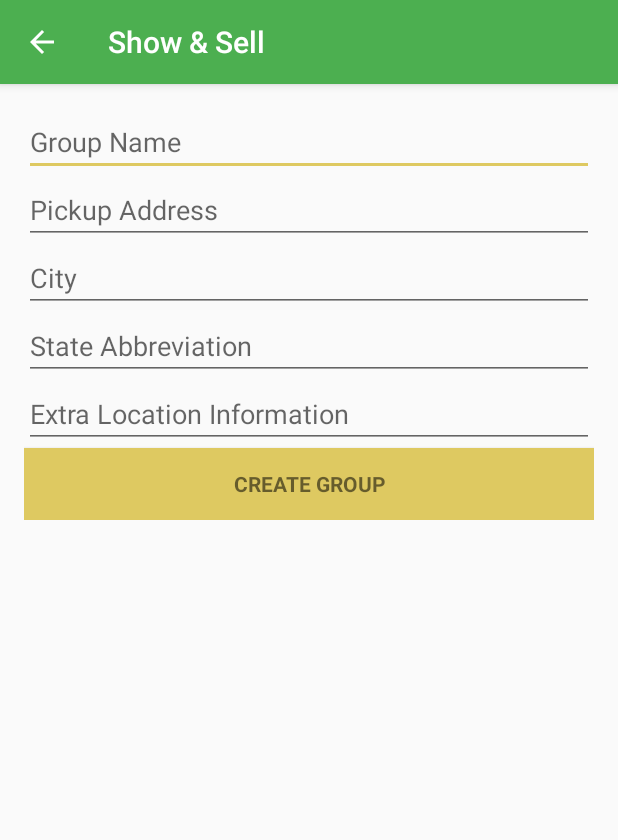
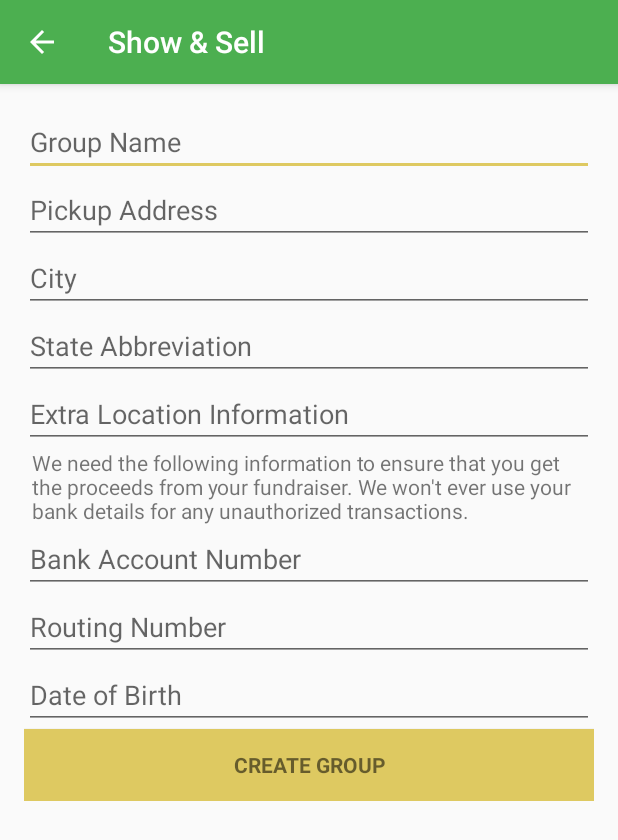
Before and after one commit to firejake308/Show-And-Sell, an Android app: the CreateGroupActivity screen opened directly, with no data from a screen before it, on a phone screen of 412 x 824 dp. Shown: the top 840 px of the screen. Run offline under Robolectric (Android 15) with nearby library versions, the phone set to English and light mode, and no system bars.

Commit message:
v1.13.6 * removed app bar from Full Image Activity * added account, routing, and dob to create group

```diff
--- a/app/src/main/java/com/insertcoolnamehere/showandsell/CreateGroupActivity.java
+++ b/app/src/main/java/com/insertcoolnamehere/showandsell/CreateGroupActivity.java
@@ -49,6 +49,9 @@
     private EditText cityEntry;
     private EditText stateEntry;
     private EditText extraLocationDataEntry;
+    private EditText accountNumberEntry;
+    private EditText routingNumberEntry;
+    private EditText dobEntry;
     private Button   createGroupButton;
 
     // reference to ASyncTask
@@ -59,6 +62,9 @@
     private String streetAddress = "";
     private String mGroupName = "";
     private String mExtraLocationData = "";
+    private String accountNumber = "";
+    private String routingNumber = "";
+    private String dob = "";
     private double latitude = 0;
     private double longitude = 0;
 
@@ -74,7 +80,11 @@
         addressEntry = (EditText) findViewById(R.id.location_name_entry);
         cityEntry = (EditText) findViewById(R.id.city_name_entry);
         stateEntry = (EditText) findViewById(R.id.state_name_entry);
+        accountNumberEntry = (EditText) findViewById(R.id.account_number_entry);
+        routingNumberEntry = (EditText) findViewById(R.id.routing_number_entry);
+        dobEntry = (EditText) findViewById(R.id.dob_entry);
         extraLocationDataEntry = (EditText) findViewById(R.id.extra_location_data_entry);
+
         createGroupButton = (Button) findViewById(R.id.create_group_btn);
 
         createGroupButton.setOnClickListener(new View.OnClickListener() {
@@ -86,8 +96,6 @@
     }
 
     private void attemptCreateGroup() {
-        // if the AsyncTask has already been created, then don't restart it
-
         // for reporting errors
         boolean cancel = false;
         View focusView = null;
@@ -96,6 +104,9 @@
         mGroupName = groupNameEntry.getText().toString();
         streetAddress = addressEntry.getText().toString() + ", " + cityEntry.getText().toString() + ", " + stateEntry.getText().toString();
         mExtraLocationData = extraLocationDataEntry.getText().toString();
+        accountNumber = accountNumberEntry.getText().toString();
+        routingNumber = routingNumberEntry.getText().toString();
+        dob = dobEntry.getText().toString();
 
         try {
             synchronized (dataLock) {
@@ -119,6 +130,18 @@
             cancel = true;
             addressEntry.setError("Incorrect Address");
             focusView = addressEntry;
+        } else if(accountNumber.length() < 4) {
+            cancel = true;
+            accountNumberEntry.setError(getString(R.string.error_field_required));
+            focusView = accountNumberEntry;
+        } else if(routingNumber.length() < 4) {
+            cancel = true;
+            routingNumberEntry.setError(getString(R.string.error_field_required));
+            focusView = routingNumberEntry;
+        } else if(dob.length() < 5) {
+            cancel = true;
+            dobEntry.setError(getString(R.string.error_field_required));
+            focusView = dobEntry;
         }
 
         if(cancel) {
@@ -152,7 +175,7 @@
                         Log.e("CreateGroupActivity", "Error geocoding address", e);
                     }
                 } else {
-                    Log.e("CreateGroupActivit9y", "Not connected to Google API");
+                    Log.e("CreateGroupActivity", "Not connected to Google API");
                 }
                 mAuthTask = new CreateGroupTask(cxtReference, mGroupName, latitude, longitude, mExtraLocationData);
                 mAuthTask.execute();
@@ -169,7 +192,6 @@
     public void onConnectionFailed(ConnectionResult result) {
         addressEntry.setError("Not connected to Google API");
         addressEntry.requestFocus();
-        Log.e("CreateGroupActivity", "I'm a failure at life and i should kill myself");
     }
 
     public class CreateGroupTask extends AsyncTask<Void, Void, Integer> {
@@ -249,6 +271,7 @@
                         group.put("longitude", longitude);
                     }
                     group.put("address", streetAddress);
+                    group.put("routing", routingNumber);
                     group.put("locationDetail", extraLocationData);
                     groupData.put("group", group);
                     groupData.put("password", password);
--- a/app/src/main/java/com/insertcoolnamehere/showandsell/ItemDetailActivity.java
+++ b/app/src/main/java/com/insertcoolnamehere/showandsell/ItemDetailActivity.java
@@ -24,6 +24,7 @@
 import android.view.MenuItem;
 import android.view.View;
 import android.view.ViewGroup;
+import android.view.WindowManager;
 import android.widget.ArrayAdapter;
 import android.widget.EditText;
 import android.widget.ImageButton;
@@ -85,6 +86,9 @@
     @Override
     protected void onCreate(Bundle savedInstanceState) {
         super.onCreate(savedInstanceState);
+
+        // transparent status bar
+        //getWindow().addFlags(WindowManager.LayoutParams.FLAG_TRANSLUCENT_STATUS);
 
         // set the layout of the activity
         setContentView(this instanceof ManageItemActivity?R.layout.activity_manage_item:R.layout.activity_item_detail);
--- a/app/src/main/res/layout/activity_create_group.xml
+++ b/app/src/main/res/layout/activity_create_group.xml
@@ -63,6 +63,36 @@
                 android:maxLines="1"
                 android:singleLine="true"/>
 
+            <TextView
+                android:layout_width="match_parent"
+                android:layout_height="wrap_content"
+                android:text="@string/explanation"
+                android:layout_marginLeft="5dp"/>
+
+            <EditText
+                android:id="@+id/account_number_entry"
+                android:layout_width="match_parent"
+                android:layout_height="wrap_content"
+                android:hint="@string/prompt_account_number"
+                android:inputType="number"
+                android:maxLines="1"/>
+
+            <EditText
+                android:layout_width="match_parent"
+                android:layout_height="wrap_content"
+                android:id="@+id/routing_number_entry"
+                android:hint="@string/prompt_routing_number"
+                android:inputType="number"
+                android:maxLines="1"/>
+
+            <EditText
+                android:layout_width="match_parent"
+                android:layout_height="wrap_content"
+                android:hint="@string/prompt_DOB"
+                android:id="@+id/dob_entry"
+                android:inputType="date"
+                android:maxLines="1"/>
+
             <Button
                 android:id="@+id/create_group_btn"
                 style="?android:textAppearanceSmall"
--- a/app/src/main/res/values/strings.xml
+++ b/app/src/main/res/values/strings.xml
@@ -175,9 +175,15 @@
     <string name="prompt_enter_city">City</string>
     <string name="prompt_enter_state">State Abbreviation</string>
     <string name="prompt_extra_location_data">Extra Location Information</string>
+    <string name="prompt_account_number">Bank Account Number</string>
+    <string name="prompt_routing_number">Routing Number</string>
+    <string name="prompt_DOB">Date of Birth</string>
+    <string name="explanation">We need the following information to ensure that you get the proceeds
+     from your fundraiser. We won\'t ever use your bank details for any unauthorized transactions.</string>
     <string name="prompt_group_password" translatable="false">Account Password</string>
     <string name="error_un_group_name_duplicate">Group name already in use</string>
     <string name="action_create_group">Create Group</string>
+
     <string name="title_activity_nav_bar" translatable="false">NavBarActivity</string>
 
     <string name="navigation_drawer_open" translatable="false">Open navigation drawer</string>
--- a/app/src/main/res/values/styles.xml
+++ b/app/src/main/res/values/styles.xml
@@ -2,7 +2,6 @@
 
     <!-- Base application theme. -->
     <style name="AppTheme" parent="Theme.AppCompat.Light.DarkActionBar">
-        <!-- Customize your theme here. -->
         <item name="colorPrimary">@color/colorPrimary</item>
         <item name="colorPrimaryDark">@color/colorPrimaryDark</item>
         <item name="colorAccent">@color/colorAccent</item>
@@ -27,7 +26,7 @@
     </style>
 
     <style name="FullscreenActionBarStyle" parent="Widget.AppCompat.ActionBar">
-        <item name="android:background">@color/black_overlay</item>
+        <item name="android:background">@android:color/transparent</item>
     </style>
 
     <style name="SplashScreenStyle" parent = "AppTheme.NoActionBar">
```
Also changed, not shown: app/src/main/AndroidManifest.xml (+7 -6 lines), app/src/main/java/com/insertcoolnamehere/showandsell/GroupDetailActivity.java (added, +13 -0 lines), app/src/main/res/layout/activity_group_detail.xml (added, +101 -0 lines), 1 other file.
